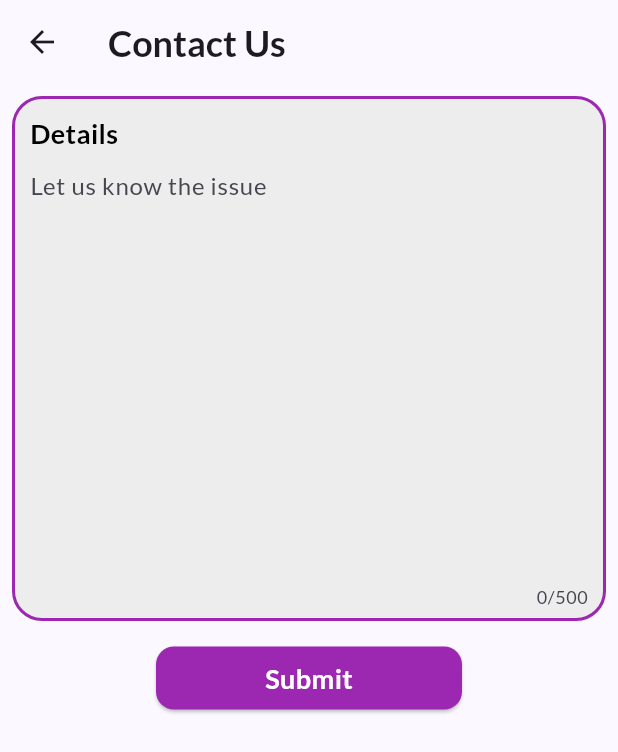
After one commit to jamielfh/soen357-kapat, a Flutter app: the ContactUsPage screen opened directly, on a phone screen of 412 x 824 dp. The commit adds this screen. Shown: the top 752 px of the screen. Run offline on Flutter 3.47's test engine with Material 3 defaults, Android fonts, the phone set to English and light mode, and no system bars; our stand-ins replace getwidget, google_fonts, syncfusion_flutter_charts, syncfusion_flutter_gauges.

Commit message:
contact us page

```diff
--- /dev/null
+++ b/flutter/lib/usersupport/contact_us.dart
@@ -0,0 +1,123 @@
+import 'package:flutter/material.dart';
+
+class ContactUsPage extends StatefulWidget {
+  const ContactUsPage({super.key});
+
+  // This widget is the home page of your application. It is stateful, meaning
+  // that it has a State object (defined below) that contains fields that affect
+  // how it looks.
+
+  @override
+  State<ContactUsPage> createState() => _ContactUsPageState();
+}
+
+class _ContactUsPageState extends State<ContactUsPage> {
+  @override
+  Widget build(BuildContext context) {
+    // This method is rerun every time setState is called
+    //
+    // The Flutter framework has been optimized to make rerunning build methods
+    // fast, so that you can just rebuild anything that needs updating rather
+    // than having to individually change instances of widgets.
+    return Scaffold(
+        appBar: AppBar(
+        title: const Text(
+                "Contact Us",
+                style: TextStyle(
+                  fontSize: 24,
+                  fontWeight: FontWeight.bold),
+            ),
+        ),
+      body: ListView(
+        children: [
+          _buildTextbox(),
+          const Padding(
+            padding: EdgeInsets.symmetric(horizontal: 100, vertical: 5),
+            child: SizedBox(
+                width: 200,
+                height: 50,
+                child: Card(
+                  color: Colors.purple,
+                  child: Center(
+                    child: Text(
+                      "Submit",
+                      style: TextStyle(
+                        color: Colors.white,
+                        fontSize: 18,
+                        fontWeight: FontWeight.w600,
+                      ),
+                    ),
+                  ),
+                )),
+          )
+        ],
+      )
+    );
+  }
+}
+
+Widget _buildTextbox() {
+  late String _comments;
+    return Padding(
+      padding: const EdgeInsets.all(8.0),
+      child: Container(
+        decoration: BoxDecoration(
+            color: const Color(0xffededed),
+            border: Border.all(width: 2, color: Colors.purple),
+            borderRadius: const BorderRadius.all(Radius.circular(20))),
+        height: 350,
+        width: double.infinity,
+        child: Column(crossAxisAlignment: CrossAxisAlignment.start, children: [
+          const Padding(
+              padding: EdgeInsets.fromLTRB(10, 10, 0, 0),
+              child: Text(
+                'Details',
+                style: TextStyle(
+                  fontSize: 18,
+                  color: Colors.black,
+                  fontWeight: FontWeight.bold,
+                ),
+              )),
+          //const SizedBox(height: 10),
+          Expanded(
+              child: Padding(
+            padding: const EdgeInsets.all(10),
+            child: TextFormField(
+              decoration: const InputDecoration(
+                border: InputBorder.none,
+                contentPadding: EdgeInsets.zero,
+                hintText: 'Let us know the issue',
+                focusedBorder: UnderlineInputBorder(
+                  borderSide: BorderSide.none,
+                ),
+                enabledBorder: UnderlineInputBorder(
+                  borderSide: BorderSide.none,
+                ),
+              ),
+              validator: (String? value) {
+                if (value != null && value.isEmpty) {
+                  return 'NA is Required.';
+                }
+
+                if (!RegExp(r'^[a-zA-Z0-9\s,.!?]+$').hasMatch(value.toString())) {
+                  return 'Please enter a valid Comment';
+                }
+
+                if (value!.length > 500) {
+                  return 'Comment should be no more than 500 characters.';
+                }
+
+                return null;
+              },
+              onSaved: (String? value) {
+                _comments = value.toString();
+              },
+              maxLength: 500,
+              maxLines: 12,
+              //maxLines: 5,
+            ),
+          )),
+        ]),
+      ),
+    );
+  }
--- a/flutter/lib/usersupport/user_support.dart
+++ b/flutter/lib/usersupport/user_support.dart
@@ -1,4 +1,5 @@
 import 'package:flutter/material.dart';
+import 'package:soen357_project/usersupport/contact_us.dart';
 
 class UserSupportPage extends StatefulWidget {
   const UserSupportPage({super.key});
@@ -30,28 +31,37 @@ class _UserSupportPageState extends State<UserSupportPage> {
         ),
       body: ListView(
         children: [
-          _SettingsRow(
+          _settingsRow(
             context,
             Icon(Icons.person, size: 28, color: Colors.purple.shade200),
             "Profile",
             "Edit profile settings here"
           ),
           const Divider(),
-          _SettingsRow(
-            context,
-            Icon(Icons.chat_bubble, size: 28, color: Colors.purple.shade400),
-            "Contact Us",
-            "If you are facing issues with the app"
+          GestureDetector(
+            child: _settingsRow(
+              context,
+              Icon(Icons.chat_bubble, size: 28, color: Colors.purple.shade400),
+              "Contact Us",
+              "If you are facing issues with the app"
+            ),
+            onTap:() {
+              Navigator.push(
+                context,
+                MaterialPageRoute(
+                  builder: (context) => const ContactUsPage())
+              );
+            },
           ),
           const Divider(),
-          _SettingsRow(
+          _settingsRow(
             context,
             Icon(Icons.star, size: 28, color: Colors.purple.shade700),
             "Feedback",
             "Let us know what we can do better"
           ),
           const Divider(),
-          _SettingsRow(
+          _settingsRow(
             context,
             Icon(Icons.settings, size: 28, color: Colors.purple.shade900),
             "Settings",
@@ -63,7 +73,7 @@ class _UserSupportPageState extends State<UserSupportPage> {
   }
 }
 
-Widget _SettingsRow(BuildContext context, Icon icon, String text, String description) {
+Widget _settingsRow(BuildContext context, Icon icon, String text, String description) {
   return Container(
                 padding: const EdgeInsets.all(8.0),
                 child: Column(
```
